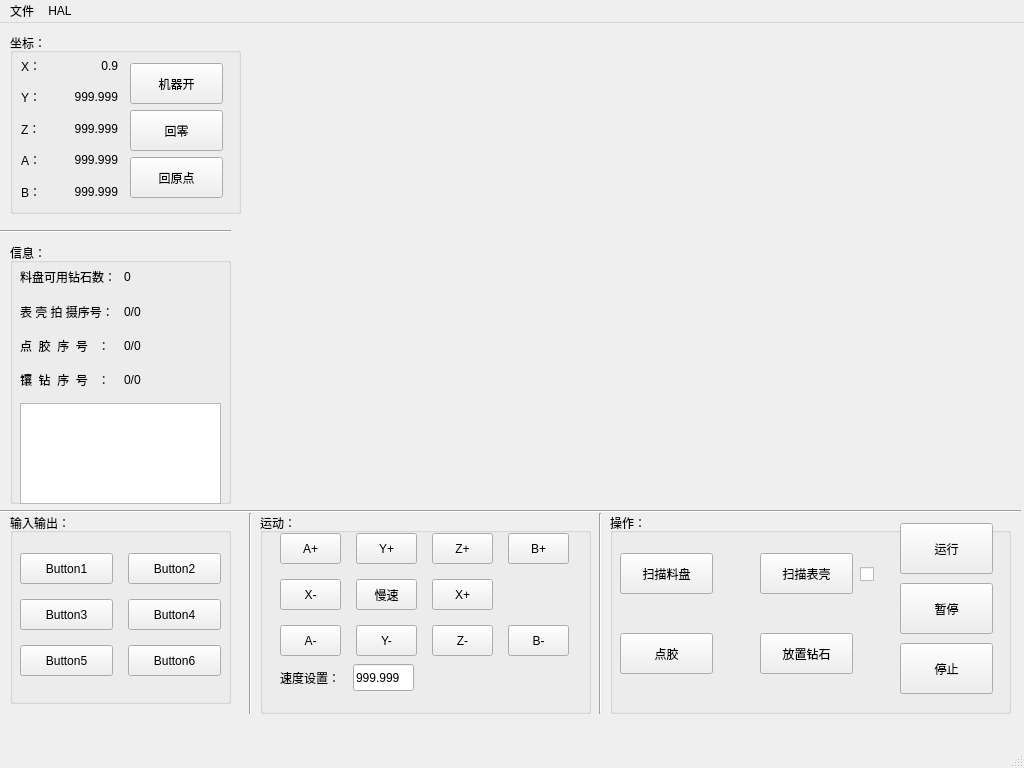
Above: watchdiamondwidget.ui from huangbocai/watch before the change. Below: the same form after it.
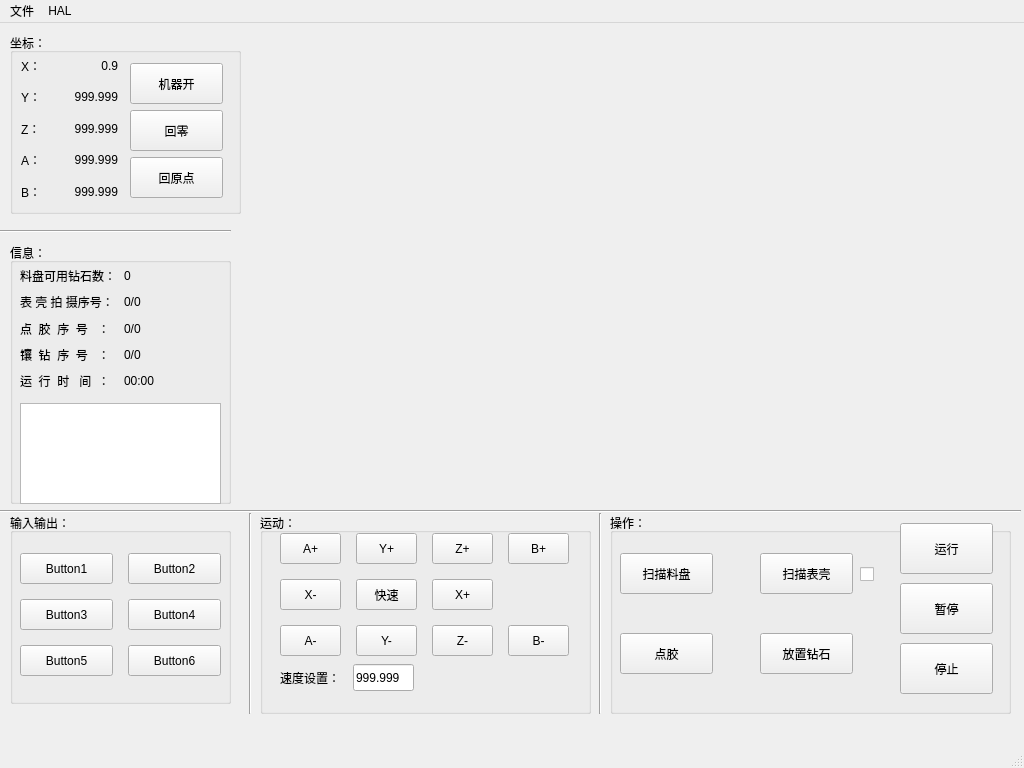
That is the form after the change.

Diff of the .ui file:
```diff
--- a/watchdiamondwidget.ui
+++ b/watchdiamondwidget.ui
@@ -256,6 +256,9 @@
       </rect>
      </property>
      <layout class="QGridLayout" name="gridLayout_2">
+      <property name="verticalSpacing">
+       <number>0</number>
+      </property>
       <item row="0" column="0">
        <widget class="QLabel" name="label_11">
         <property name="text">
@@ -312,6 +315,20 @@
         </property>
        </widget>
       </item>
+      <item row="4" column="0">
+       <widget class="QLabel" name="label_6">
+        <property name="text">
+         <string>运  行  时   间  ：</string>
+        </property>
+       </widget>
+      </item>
+      <item row="4" column="1">
+       <widget class="QLabel" name="lb_runTime">
+        <property name="text">
+         <string>00:00</string>
+        </property>
+       </widget>
+      </item>
      </layout>
     </widget>
     <widget class="QTextEdit" name="te_sysMessage">
@@ -646,7 +663,7 @@
          </size>
         </property>
         <property name="text">
-         <string>慢速</string>
+         <string>快速</string>
         </property>
         <property name="checkable">
          <bool>true</bool>
```
